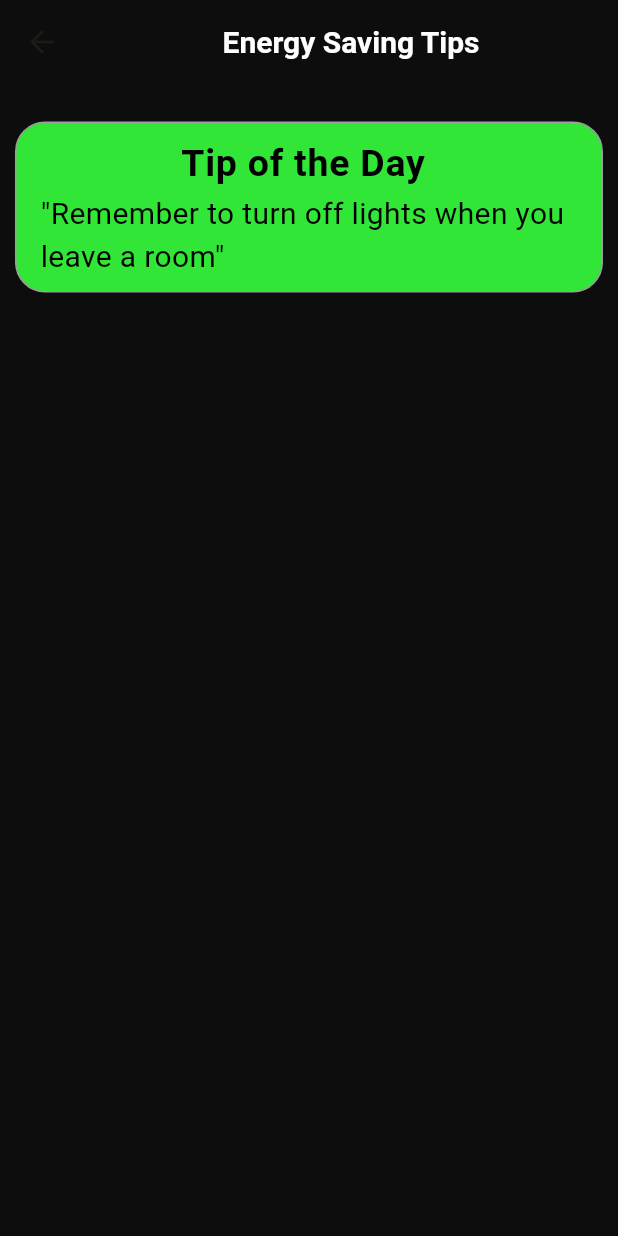
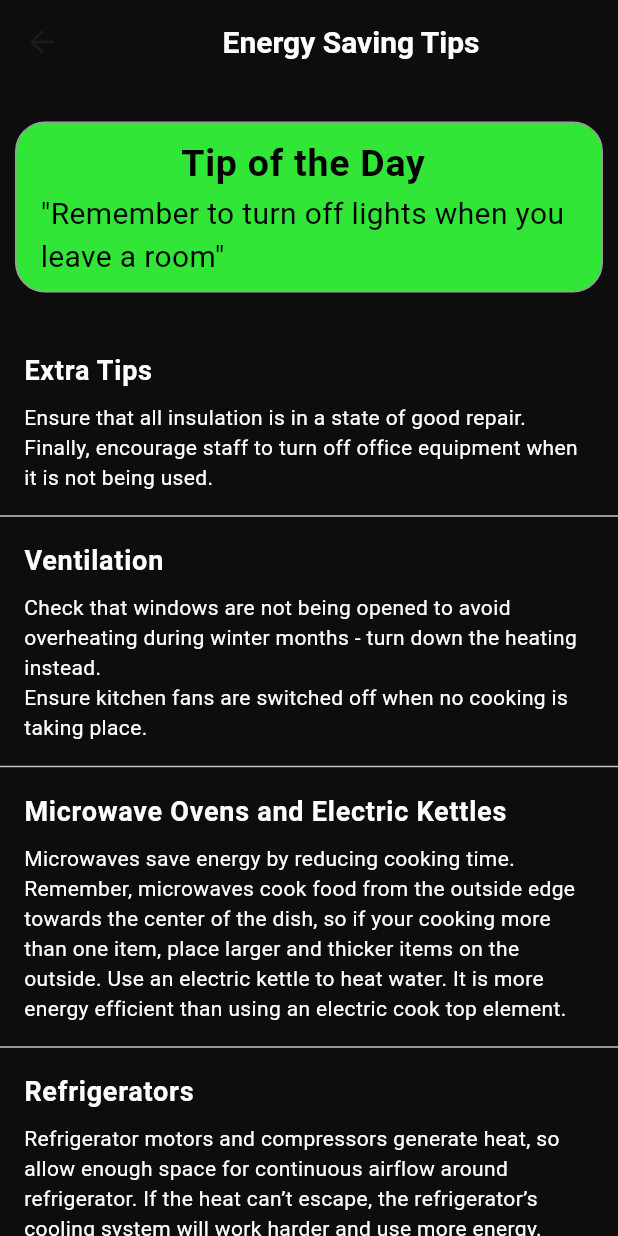
Before and after one commit to divyamD13/urja_app, a Flutter app: the TipsScreen screen opened directly, on a phone screen of 412 x 824 dp. Run offline on Flutter 3.47's test engine with Material 3 defaults, Android fonts, the phone set to English and light mode, and no system bars; our stand-ins replace google_fonts, lite_rolling_switch; missing offline and left inert: animated_toggle.

Commit message:
tips added

```diff
--- a/lib/feature_tips/screens/tips_screen.dart
+++ b/lib/feature_tips/screens/tips_screen.dart
@@ -18,7 +18,8 @@ class TipsScreen extends StatelessWidget {
         backgroundColor: const Color.fromARGB(255, 13, 13, 13),
         elevation: 0,
       ),
-      body: Column(
+      body: SingleChildScrollView(
+        child: Column(
           children: [
             const SizedBox(
               height: 15,
@@ -54,7 +55,86 @@ class TipsScreen extends StatelessWidget {
                 ),
               ),
             ),
+            SizedBox(
+              height: 20,
+            ),
+            // Extra Tips Section
+            const ListTile(
+              title: Text(
+                'Extra Tips',
+                style: TextStyle(
+                  fontWeight: FontWeight.bold,
+                  fontSize: 18.0,
+                  color: Colors.white,
+                ),
+              ),
+              subtitle: Padding(
+                padding: EdgeInsets.only(top: 8.0),
+                child: Text(
+                  'Ensure that all insulation is in a state of good repair.\n'
+                  'Finally, encourage staff to turn off office equipment when it is not being used.',
+                  style: TextStyle(color: Colors.white),
+                ),
+              ),
+            ),
+            const Divider(),
+            // Ventilation Section
+            const ListTile(
+              title: Text(
+                'Ventilation',
+                style: TextStyle(
+                    fontWeight: FontWeight.bold,
+                    fontSize: 18.0,
+                    color: Colors.white),
+              ),
+              subtitle: Padding(
+                padding: EdgeInsets.only(top: 8.0),
+                child: Text(
+                  'Check that windows are not being opened to avoid overheating during winter months - '
+                  'turn down the heating instead.\n'
+                  'Ensure kitchen fans are switched off when no cooking is taking place.',
+                  style: TextStyle(color: Colors.white),
+                ),
+              ),
+            ),
+            const Divider(),
+            const ListTile(
+              title: Text(
+                'Microwave Ovens and Electric Kettles',
+                style: TextStyle(
+                    fontWeight: FontWeight.bold,
+                    fontSize: 18.0,
+                    color: Colors.white),
+              ),
+              subtitle: Padding(
+                padding: EdgeInsets.only(top: 8.0),
+                child: Text(
+                  'Microwaves save energy by reducing cooking time.\n'
+                  'Remember, microwaves cook food from the outside edge towards the center of the dish, '
+                  'so if your cooking more than one item, place larger and thicker items on the outside. Use an electric kettle to heat water. It is more energy efficient than using an electric cook top element.',
+                  style: TextStyle(color: Colors.white),
+                ),
+              ),
+            ),
+            const Divider(),
+            const ListTile(
+              title: Text(
+                'Refrigerators',
+                style: TextStyle(
+                    fontWeight: FontWeight.bold,
+                    fontSize: 18.0,
+                    color: Colors.white),
+              ),
+              subtitle: Padding(
+                padding: EdgeInsets.only(top: 8.0),
+                child: Text(
+                  'Refrigerator motors and compressors generate heat, so allow enough space for continuous airflow around refrigerator. If the heat can’t escape, the refrigerator’s cooling system will work harder and use more energy.',
+                  style: TextStyle(color: Colors.white),
+                ),
+              ),
+            ),
           ],
+        ),
       ),
     );
   }
```
Lines whose indentation alone changed are shown as unchanged.
